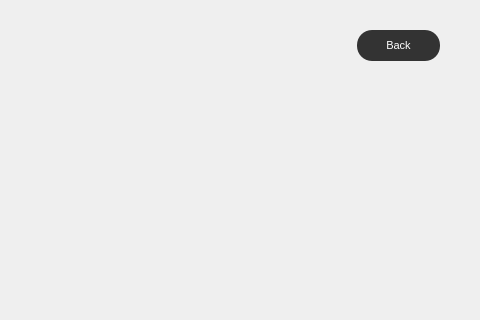
Qt form code/links.ui (amroomargit/Forge) before a commit; both pictures show x 723 to 1203 and y 0 to 320 of the 1203 by 721 pixel window.
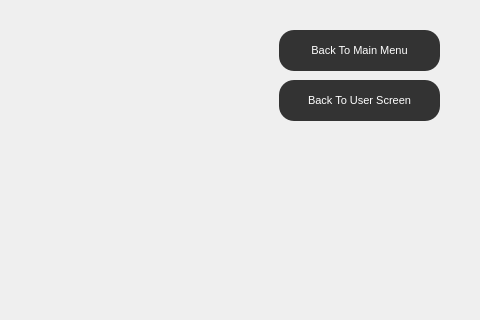
The same form after that commit.

Patch:
```diff
--- a/code/links.ui
+++ b/code/links.ui
@@ -17,10 +17,10 @@
    <widget class="QPushButton" name="backButton">
     <property name="geometry">
      <rect>
-      <x>1080</x>
+      <x>1002</x>
       <y>30</y>
-      <width>83</width>
-      <height>31</height>
+      <width>161</width>
+      <height>41</height>
      </rect>
     </property>
     <property name="font">
@@ -33,7 +33,7 @@
 background-color: #333333;
 color: white;
 border-radius: 15px;
-padding: 10px 20px;
+padding: 10px;
 }
 
 QPushButton:hover {
@@ -42,7 +42,7 @@
 }</string>
     </property>
     <property name="text">
-     <string>Back</string>
+     <string>Back To Main Menu</string>
     </property>
    </widget>
    <widget class="QLabel" name="titleLabel">
@@ -67,7 +67,7 @@
     <property name="geometry">
      <rect>
       <x>120</x>
-      <y>200</y>
+      <y>180</y>
       <width>971</width>
       <height>471</height>
      </rect>
@@ -87,6 +87,37 @@
      <bool>true</bool>
     </property>
    </widget>
+   <widget class="QPushButton" name="backToQuickLinks">
+    <property name="geometry">
+     <rect>
+      <x>1002</x>
+      <y>80</y>
+      <width>161</width>
+      <height>41</height>
+     </rect>
+    </property>
+    <property name="font">
+     <font>
+      <pointsize>8</pointsize>
+     </font>
+    </property>
+    <property name="styleSheet">
+     <string notr="true">QPushButton {
+background-color: #333333;
+color: white;
+border-radius: 15px;
+padding: 10px;
+}
+
+QPushButton:hover {
+     background-color: #bababa;
+color: black;
+}</string>
+    </property>
+    <property name="text">
+     <string>Back To User Screen</string>
+    </property>
+   </widget>
   </widget>
   <widget class="QMenuBar" name="menubar">
    <property name="geometry">
```
